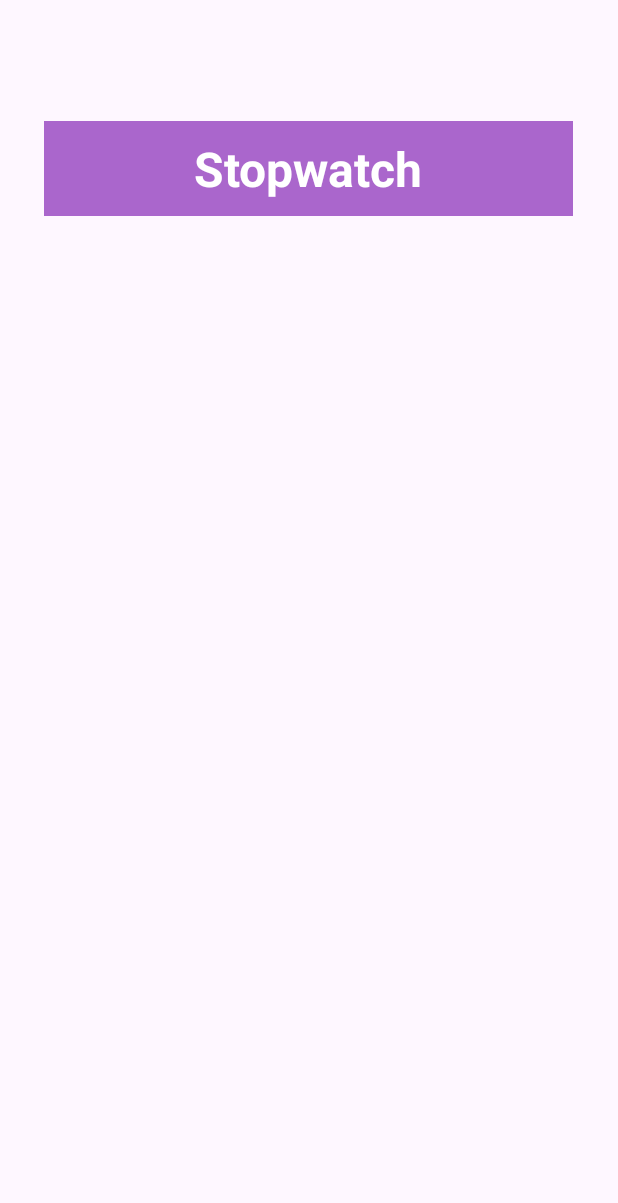
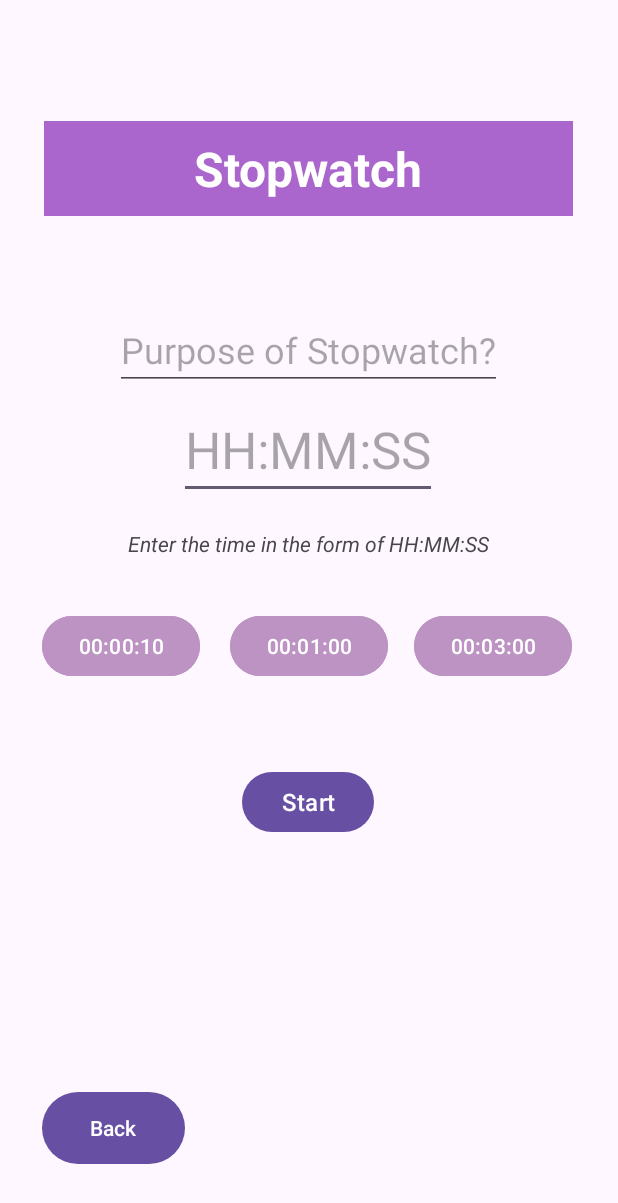
Before and after one commit to tksy1227/MAD24_P04_Team4, an Android app: the Stopwatch_Timer screen opened directly, with no data from a screen before it, on a phone screen of 412 x 824 dp. Shown: the top 1203 px of the screen. Run offline under Robolectric (Android 15) with nearby library versions, the phone set to English and light mode, and no system bars.

Commit message:
Chloe: Started making my feature

```diff
--- a/app/src/main/java/sg/edu/np/mad/p04_team4/Stopwatch_Timer.java
+++ b/app/src/main/java/sg/edu/np/mad/p04_team4/Stopwatch_Timer.java
@@ -7,18 +7,96 @@ import androidx.appcompat.app.AppCompatActivity;
 import androidx.core.graphics.Insets;
 import androidx.core.view.ViewCompat;
 import androidx.core.view.WindowInsetsCompat;
+import android.os.Bundle;
+import android.os.CountDownTimer;
+import android.text.TextUtils;
+import android.view.View;
+import android.widget.Button;
+import android.widget.EditText;
+import android.widget.TextView;
+import android.widget.Toast;
 
+import androidx.appcompat.app.AppCompatActivity;
 public class Stopwatch_Timer extends AppCompatActivity {
+
+    private EditText editTextTime;
+    private EditText editTextPurpose;
+    private Button buttonStart;
+    private Button buttonTenSec, buttonOneMin, buttonThreeMin;
+
+    private String purposeText; // Variable to store purpose text
 
     @Override
     protected void onCreate(Bundle savedInstanceState) {
         super.onCreate(savedInstanceState);
-        EdgeToEdge.enable(this);
         setContentView(R.layout.activity_stopwatch_timer);
-        ViewCompat.setOnApplyWindowInsetsListener(findViewById(R.id.main), (v, insets) -> {
-            Insets systemBars = insets.getInsets(WindowInsetsCompat.Type.systemBars());
-            v.setPadding(systemBars.left, systemBars.top, systemBars.right, systemBars.bottom);
-            return insets;
+
+        editTextTime = findViewById(R.id.timerEditText);
+        editTextPurpose = findViewById(R.id.purposeTextView);
+        buttonStart = findViewById(R.id.startButton);
+        buttonTenSec = findViewById(R.id.tenSecButton);
+        buttonOneMin = findViewById(R.id.oneMinButton);
+        buttonThreeMin = findViewById(R.id.threeMinButton);
+
+        buttonTenSec.setOnClickListener(v -> editTextTime.setText("00:00:10"));
+        buttonOneMin.setOnClickListener(v -> editTextTime.setText("00:01:00"));
+        buttonThreeMin.setOnClickListener(v -> editTextTime.setText("00:03:00"));
+
+        buttonStart.setOnClickListener(v -> {
+            String timeInput = editTextTime.getText().toString();
+            purposeText = editTextPurpose.getText().toString().trim(); // Store the purpose text
+
+            if (TextUtils.isEmpty(timeInput)) {
+                Toast.makeText(Stopwatch_Timer.this, "Please enter a valid time", Toast.LENGTH_SHORT).show();
+                return;
+            }
+
+            if (TextUtils.isEmpty(purposeText)) {
+                purposeText = "Unknown"; // Set default purpose if not provided
+            }
+
+            String[] timeParts = timeInput.split(":");
+            if (timeParts.length != 3) {
+                Toast.makeText(Stopwatch_Timer.this, "Please enter time in HH:MM:SS format", Toast.LENGTH_SHORT).show();
+                return;
+            }
+
+            try {
+                int hours = Integer.parseInt(timeParts[0]);
+                int minutes = Integer.parseInt(timeParts[1]);
+                int seconds = Integer.parseInt(timeParts[2]);
+
+                long totalMillis = (hours * 3600 + minutes * 60 + seconds) * 1000;
+
+                buttonStart.setEnabled(false); // Disable the button
+
+                new CountDownTimer(totalMillis, 1000) {
+                    @Override
+                    public void onTick(long millisUntilFinished) {
+                        long seconds = millisUntilFinished / 1000;
+                        long minutes = seconds / 60;
+                        long hours = minutes / 60;
+                        seconds = seconds % 60;
+                        minutes = minutes % 60;
+
+                        editTextTime.setText(String.format("%02d:%02d:%02d", hours, minutes, seconds));
+                    }
+
+                    @Override
+                    public void onFinish() {
+                        editTextTime.setText("00:00:00");
+                        Toast.makeText(Stopwatch_Timer.this, "Timer Finished", Toast.LENGTH_SHORT).show();
+                        buttonStart.setEnabled(true); // Re-enable the button
+
+                        /* Pass the purpose text to SecondActivity
+                        Intent intent = new Intent(MainActivity.this, SecondActivity.class);
+                        intent.putExtra("PURPOSE_TEXT", purposeText);
+                        startActivity(intent); */
+                    }
+                }.start();
+            } catch (NumberFormatException e) {
+                Toast.makeText(Stopwatch_Timer.this, "Invalid time format", Toast.LENGTH_SHORT).show();
+            }
         });
     }
 }
--- a/app/src/main/res/layout/activity_stopwatch_timer.xml
+++ b/app/src/main/res/layout/activity_stopwatch_timer.xml
@@ -5,10 +5,10 @@
     android:id="@+id/main"
     android:layout_width="match_parent"
     android:layout_height="match_parent"
-    tools:context=".Stopwatch_Timer">
+    tools:context=".MainActivity">
 
     <TextView
-        android:id="@+id/textView"
+        android:id="@+id/headerText"
         android:layout_width="wrap_content"
         android:layout_height="wrap_content"
         android:text="Stopwatch"
@@ -28,4 +28,109 @@
         android:paddingTop="10dp"
         android:paddingRight="100dp"
         android:paddingBottom="10dp"/>
+
+    <EditText
+        android:id="@+id/timerEditText"
+        android:layout_width="wrap_content"
+        android:layout_height="wrap_content"
+        android:hint="HH:MM:SS"
+        android:textAlignment="center"
+        android:textSize="34sp"
+        app:layout_constraintBottom_toBottomOf="parent"
+        app:layout_constraintEnd_toEndOf="parent"
+        app:layout_constraintHorizontal_bias="0.498"
+        app:layout_constraintStart_toStartOf="parent"
+        app:layout_constraintTop_toTopOf="parent"
+        app:layout_constraintVertical_bias="0.352" />
+
+    <Button
+        android:id="@+id/startButton"
+        android:layout_width="wrap_content"
+        android:layout_height="wrap_content"
+        android:text="Start"
+        android:textSize="16sp"
+        app:layout_constraintBottom_toBottomOf="parent"
+        app:layout_constraintEnd_toEndOf="parent"
+        app:layout_constraintHorizontal_bias="0.498"
+        app:layout_constraintStart_toStartOf="parent"
+        app:layout_constraintTop_toTopOf="parent"
+        app:layout_constraintVertical_bias="0.658" />
+
+    <TextView
+        android:id="@+id/instructionText"
+        android:layout_width="wrap_content"
+        android:layout_height="wrap_content"
+        android:text="Enter the time in the form of HH:MM:SS"
+        android:textAlignment="center"
+        android:textStyle="italic"
+        app:layout_constraintBottom_toBottomOf="parent"
+        app:layout_constraintEnd_toEndOf="parent"
+        app:layout_constraintHorizontal_bias="0.497"
+        app:layout_constraintStart_toStartOf="parent"
+        app:layout_constraintTop_toTopOf="parent"
+        app:layout_constraintVertical_bias="0.438" />
+
+    <Button
+        android:id="@+id/backButton"
+        android:layout_width="95dp"
+        android:layout_height="56dp"
+        android:text="Back"
+        app:layout_constraintBottom_toBottomOf="parent"
+        app:layout_constraintEnd_toEndOf="parent"
+        app:layout_constraintHorizontal_bias="0.088"
+        app:layout_constraintStart_toStartOf="parent"
+        app:layout_constraintTop_toTopOf="parent"
+        app:layout_constraintVertical_bias="0.943" />
+
+    <Button
+        android:id="@+id/tenSecButton"
+        android:layout_width="wrap_content"
+        android:layout_height="wrap_content"
+        android:backgroundTint="#BC93C3"
+        android:text="00:00:10"
+        app:layout_constraintBottom_toBottomOf="parent"
+        app:layout_constraintEnd_toEndOf="parent"
+        app:layout_constraintHorizontal_bias="0.091"
+        app:layout_constraintStart_toStartOf="parent"
+        app:layout_constraintTop_toTopOf="parent"
+        app:layout_constraintVertical_bias="0.524" />
+
+    <Button
+        android:id="@+id/oneMinButton"
+        android:layout_width="wrap_content"
+        android:layout_height="wrap_content"
+        android:text="00:01:00"
+        android:backgroundTint="#BC93C3"
+        app:layout_constraintBottom_toBottomOf="parent"
+        app:layout_constraintEnd_toEndOf="parent"
+        app:layout_constraintStart_toStartOf="parent"
+        app:layout_constraintTop_toTopOf="parent"
+        app:layout_constraintVertical_bias="0.524" />
+
+    <Button
+        android:id="@+id/threeMinButton"
+        android:layout_width="wrap_content"
+        android:layout_height="wrap_content"
+        android:text="00:03:00"
+        android:backgroundTint="#BC93C3"
+        app:layout_constraintBottom_toBottomOf="parent"
+        app:layout_constraintEnd_toEndOf="parent"
+        app:layout_constraintHorizontal_bias="0.901"
+        app:layout_constraintStart_toStartOf="parent"
+        app:layout_constraintTop_toTopOf="parent"
+        app:layout_constraintVertical_bias="0.524" />
+
+    <EditText
+        android:id="@+id/purposeTextView"
+        android:layout_width="wrap_content"
+        android:layout_height="wrap_content"
+        android:hint="Purpose of Stopwatch?"
+        android:textAlignment="center"
+        android:textSize="24sp"
+        app:layout_constraintBottom_toBottomOf="parent"
+        app:layout_constraintEnd_toEndOf="parent"
+        app:layout_constraintHorizontal_bias="0.496"
+        app:layout_constraintStart_toStartOf="parent"
+        app:layout_constraintTop_toTopOf="parent"
+        app:layout_constraintVertical_bias="0.268" />
 </androidx.constraintlayout.widget.ConstraintLayout>
```
